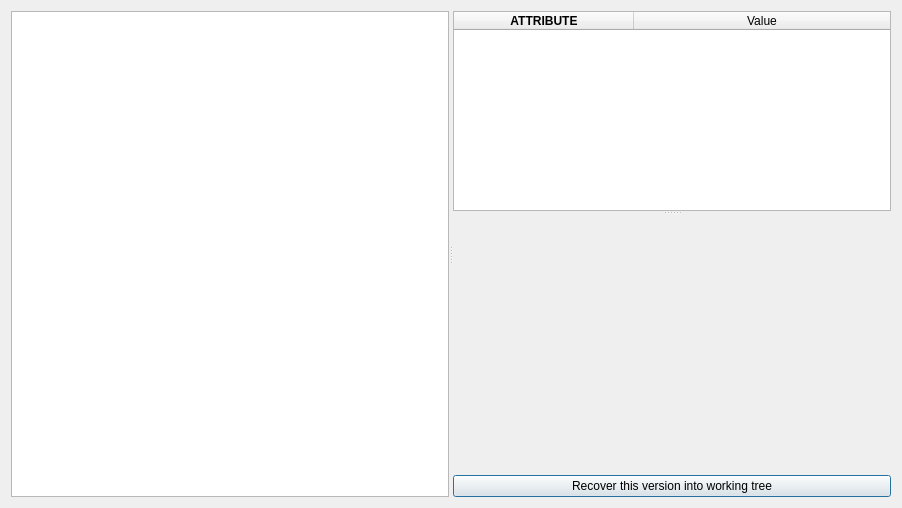
Old version of the form kart/gui/featurehistorydialog.ui in the repository koordinates/kart-qgis-plugin.
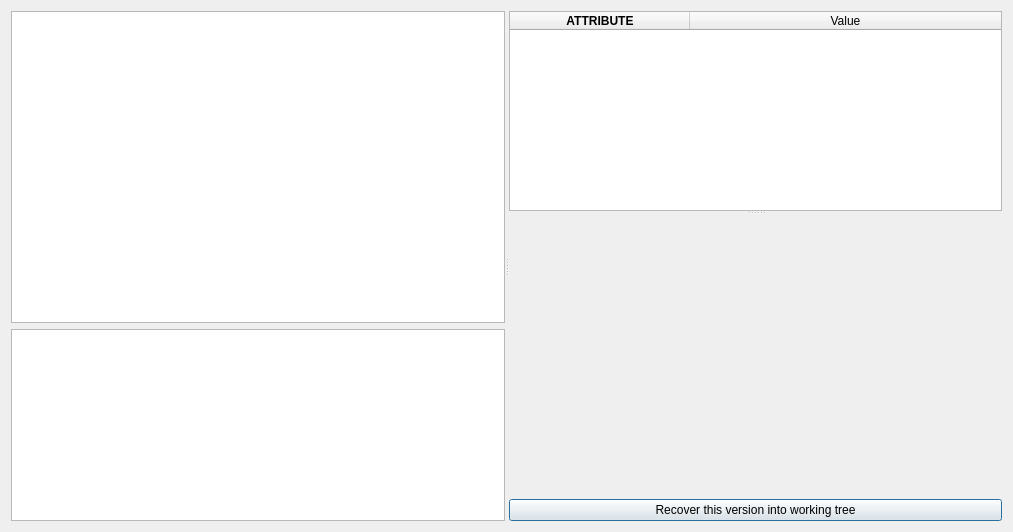
New version of the form.

Commit message: changes in feature history dialog

The edit to the form file:
```diff
--- a/kart/gui/featurehistorydialog.ui
+++ b/kart/gui/featurehistorydialog.ui
@@ -6,22 +6,25 @@
    <rect>
     <x>0</x>
     <y>0</y>
-    <width>902</width>
-    <height>508</height>
+    <width>1013</width>
+    <height>532</height>
    </rect>
   </property>
   <property name="windowTitle">
    <string>Feature history</string>
   </property>
-  <layout class="QVBoxLayout" name="verticalLayout_2">
+  <layout class="QVBoxLayout" name="verticalLayout_3">
    <item>
     <widget class="QSplitter" name="splitter_2">
      <property name="orientation">
       <enum>Qt::Horizontal</enum>
      </property>
+     <widget class="QWidget" name="verticalLayoutWidget_2">
+      <layout class="QVBoxLayout" name="verticalLayout_2">
+       <item>
      <widget class="QListWidget" name="listCommits">
       <property name="sizePolicy">
-       <sizepolicy hsizetype="Expanding" vsizetype="Fixed">
+          <sizepolicy hsizetype="Expanding" vsizetype="MinimumExpanding">
         <horstretch>0</horstretch>
         <verstretch>0</verstretch>
        </sizepolicy>
@@ -36,6 +39,19 @@
        <bool>true</bool>
       </property>
      </widget>
+       </item>
+       <item>
+        <widget class="QTextBrowser" name="commitDetails">
+         <property name="sizePolicy">
+          <sizepolicy hsizetype="Expanding" vsizetype="Fixed">
+           <horstretch>0</horstretch>
+           <verstretch>0</verstretch>
+          </sizepolicy>
+         </property>
+        </widget>
+       </item>
+      </layout>
+     </widget>
      <widget class="QSplitter" name="splitter">
       <property name="orientation">
        <enum>Qt::Vertical</enum>
```
Left out of the diff: 6 changed lines with no effect on the pictures. Lines whose indentation alone changed are shown as unchanged. The commit also changes 1 other file.
